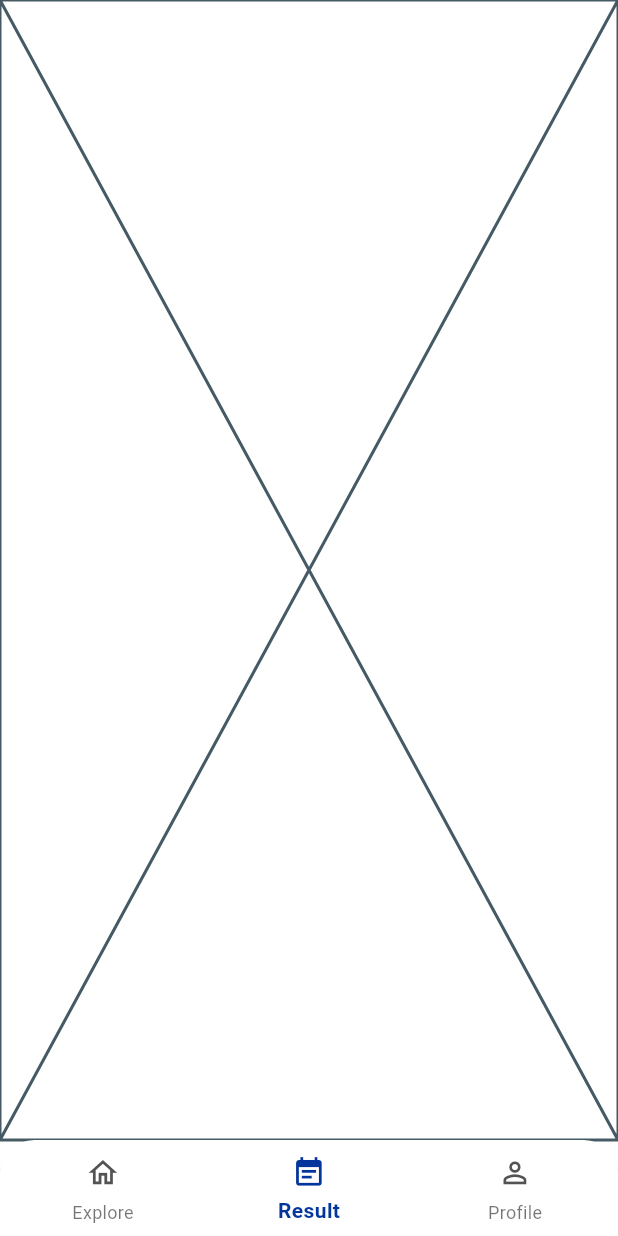
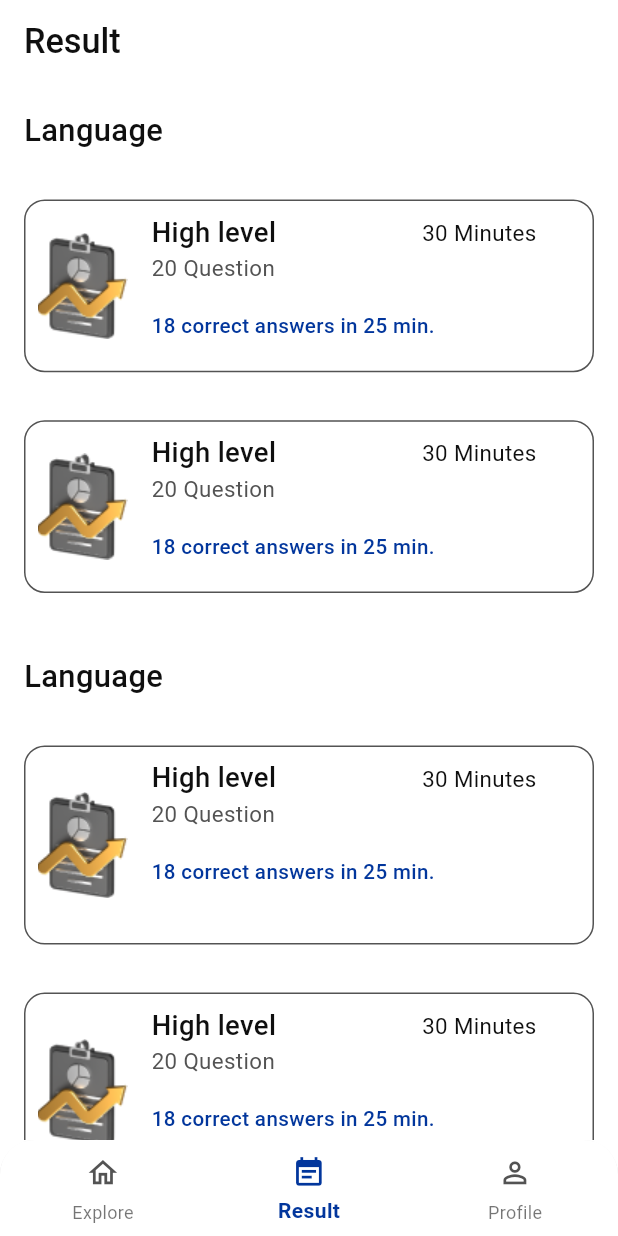
Before and after one commit to OmarHamed0/online_app, a Flutter app: the screen it shows after launch, item 2 of the bottom bar chosen, on a phone screen of 412 x 824 dp. Run offline on Flutter 3.47's test engine with Material 3 defaults, Android fonts, the phone set to English and light mode, and no system bars; our stand-ins replace bloc, dio, flutter_bloc, flutter_screenutil, fluttertoast, get_it and 2 more; generated files the repository leaves out were written again; statements that could not run were skipped.

Commit message:
ResultScreen UI:)

```diff
--- a/lib/config/routes/app_routes.dart
+++ b/lib/config/routes/app_routes.dart
@@ -4,11 +4,18 @@ import 'package:online_exam_app/presentation/auth/forget_password/view/forget_pa
 import 'package:online_exam_app/presentation/auth/login/view/login_screen.dart';
 import 'package:online_exam_app/presentation/auth/signup/screen/signup_screen.dart';
 import 'package:online_exam_app/presentation/main_home/main_home_screen/main_home_screen.dart';
+import 'package:online_exam_app/presentation/tabs/explore/explore_screen/explore_screen.dart';
+
+import '../../presentation/tabs/explore/explore_screen/specific_subject_screen.dart';
 
 
 class AppRoutes{
   static Route<dynamic> onGenerateRoute(RouteSettings settings){
     switch(settings.name){
+      case PageRouteName.specificSubjectScreen:
+        return _handleMaterialPageRoute(widget:  SpecificSubjectScreen());
+      case PageRouteName.exploreScreen:
+        return _handleMaterialPageRoute(widget:  ExploreScreen());
       case PageRouteName.login:
         return _handleMaterialPageRoute(widget:const  LoginView());
       case PageRouteName.mainHome:
@@ -17,6 +24,7 @@ class AppRoutes{
         return _handleMaterialPageRoute(widget:  SignupScreen());
       case PageRouteName.forgetPassword:
         return _handleMaterialPageRoute(widget:  ForgetPasswordView());
+
         default:
         return _handleMaterialPageRoute(widget: const LoginView());
 
--- a/lib/config/routes/page_route_name.dart
+++ b/lib/config/routes/page_route_name.dart
@@ -3,4 +3,6 @@ class PageRouteName{
   static const String register="register";
   static const String forgetPassword="forgetPassword";
   static const String mainHome="forgetPassword";
+  static const String specificSubjectScreen="specificSubjectScreen";
+  static const String exploreScreen="exploreScreen";
 }
--- a/lib/core/styles/fonts/app_fonts.dart
+++ b/lib/core/styles/fonts/app_fonts.dart
@@ -15,6 +15,12 @@ class AppFonts {
     color: AppColors.kBlue,
     decoration: TextDecoration.underline,
     decorationColor: AppColors.kBlue,
+  );
+  static TextStyle font20BlackWeight500 = TextStyle(
+    fontSize: 20.sp,
+    fontWeight: FontWeight.w500,
+    color: AppColors.kBlack,
+   // decorationColor: AppColors.kBlue,
   );
 
   static TextStyle font16GrayWeight400 = TextStyle(
--- a/lib/core/styles/images/app_images.dart
+++ b/lib/core/styles/images/app_images.dart
@@ -5,4 +5,5 @@ static const  colorPalette="assets/images/Color Palette.png";
 static const draftingTools="assets/images/Drafting Tools.png";
 static const languageTranslator="assets/images/Language Translator.png";
 static const microscope="assets/images/Microscope.png";
+static const profile="assets/images/Profit.png";
 }
--- a/lib/presentation/main_home/main_home_screen/main_home_screen.dart
+++ b/lib/presentation/main_home/main_home_screen/main_home_screen.dart
@@ -1,7 +1,7 @@
 import 'package:flutter/material.dart';
 
 import '../../../core/utils/Functions/custom_bottom_navigation_bar.dart';
-import '../../tabs/explore/explre_screen/explore_screen.dart';
+import '../../tabs/explore/explore_screen/explore_screen.dart';
 import '../../tabs/profile/profile_screen/profile_screen.dart';
 import '../../tabs/result/result_screen/result_screen.dart';
 
--- a/lib/presentation/tabs/result/result_screen/result_screen.dart
+++ b/lib/presentation/tabs/result/result_screen/result_screen.dart
@@ -1,10 +1,77 @@
 import 'package:flutter/cupertino.dart';
+import 'package:flutter/material.dart';
+import 'package:flutter_screenutil/flutter_screenutil.dart';
+import 'package:online_exam_app/core/styles/fonts/app_fonts.dart';
+import 'package:online_exam_app/presentation/tabs/result/result_screen/widget/result_container.dart';
 
 class ResultScreen extends StatelessWidget {
   static const String routeName = "ResultScreen";
 
   @override
   Widget build(BuildContext context) {
-    return const Placeholder();
+    return Scaffold(
+      appBar: AppBar(
+        title: Text(
+          "Result",
+          style: AppFonts.font20BlackWeight500,
+        ),
+      ),
+      body: Column(
+        children: [
+          Row(
+            children: [
+              Padding(
+                padding: const EdgeInsets.all(16.0),
+                child: Text(
+                  "Language",
+                  style: AppFonts.font18BlackWeight600
+                      .copyWith(fontWeight: FontWeight.w500),
+                ),
+              ),
+            ],
+          ),
+          Expanded(child:
+          GridView.builder(
+            itemCount: 2,
+              scrollDirection: Axis.vertical,
+
+              gridDelegate: SliverGridDelegateWithFixedCrossAxisCount(
+                  crossAxisCount: 1,
+                childAspectRatio: 2.8,
+              ),
+              itemBuilder: (context,index){
+                return ResultContainer();
+              })
+          ),
+          SizedBox(height: 20.h,),
+          Row(
+            children: [
+              Padding(
+                padding: const EdgeInsets.all(16.0),
+                child: Text(
+                  "Language",
+                  style: AppFonts.font18BlackWeight600
+                      .copyWith(fontWeight: FontWeight.w500),
+                ),
+              ),
+            ],
+          ),
+
+          Expanded(child:
+          GridView.builder(
+              itemCount: 5,
+              scrollDirection: Axis.vertical,
+
+              gridDelegate: SliverGridDelegateWithFixedCrossAxisCount(
+                crossAxisCount: 1,
+                childAspectRatio: 2.5,
+              ),
+              itemBuilder: (context,index){
+                return ResultContainer();
+              })
+          )
+        ],
+      ),
+    );
   }
 }
--- /dev/null
+++ b/lib/presentation/tabs/result/result_screen/widget/result_container.dart
@@ -0,0 +1,70 @@
+import 'package:flutter/cupertino.dart';
+import 'package:flutter_screenutil/flutter_screenutil.dart';
+
+import '../../../../../core/styles/colors/app_colors.dart';
+import '../../../../../core/styles/fonts/app_fonts.dart';
+import '../../../../../core/styles/images/app_images.dart';
+
+class ResultContainer extends StatelessWidget {
+  const ResultContainer({super.key});
+
+  @override
+  Widget build(BuildContext context) {
+    return Padding(
+      padding: const EdgeInsets.all(16.0),
+      child: Container(
+        height: 90.h,
+        decoration: BoxDecoration(
+          borderRadius: BorderRadius.circular(12.r),
+          border: Border.all(color: AppColors.kGray),
+        ),
+        child: Row(
+          children: [
+            Padding(
+              padding: const EdgeInsets.all(8.0),
+              child: Image.asset(AppImages.profile),
+            ),
+            Padding(
+              padding: const EdgeInsets.all(8.0),
+              child: Column(
+                crossAxisAlignment: CrossAxisAlignment.start,
+                children: [
+                  Row(
+                    crossAxisAlignment: CrossAxisAlignment.center,
+                    children: [
+                      Text(
+                        "High level",
+                        style: AppFonts.font16BlueWeight500.copyWith(
+                            color: AppColors.kBlack,
+                            decoration: TextDecoration.none),
+                      ), Padding(
+                        padding: EdgeInsets.only(left: 85.w),
+                        child: Text("30 Minutes",style: AppFonts.font13BlackWeight400.copyWith(
+                          decoration: TextDecoration.none,
+                        )),
+                      ),
+                    ],
+                  ),
+                  Text(
+                    "20 Question",
+                    style: AppFonts.font14GrayWeight400
+                        .copyWith(fontSize: 13.sp),
+                  ),
+                  SizedBox(
+                    height: 15.h,
+                  ),
+                  Text(
+                    "18 correct answers in 25 min.",
+                    style: AppFonts.font16BlueWeight500.copyWith(
+                        fontSize: 12.sp, decoration: TextDecoration.none),
+                  )
+                ],
+              ),
+            )
+          ],
+        ),
+      ),
+    )  ;
+
+  }
+}
```
Also changed, not shown: lib/presentation/tabs/explore/explore_screen/specific_subject_screen.dart (added, +54 -0 lines), lib/presentation/tabs/explore/explore_screen/widgets/specific_subject_container.dart (added, +68 -0 lines), lib/presentation/tabs/profile/profile_screen/profile_screen.dart (+25 -18 lines), assets/images/Profit.png (added), lib/presentation/tabs/explore/explore_screen/widgets/custom_search.dart (renamed from lib/presentation/tabs/explore/explre_screen/widgets/custom_search.dart).
